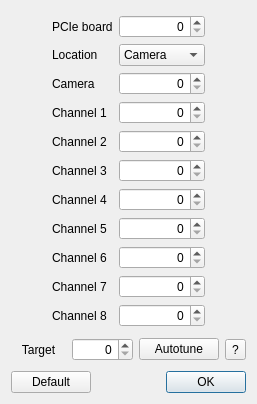
First picture: the form in escam/dialogdac.ui, repository Entwicklungsburo-Stresing/EBST_CAM, before the edit.
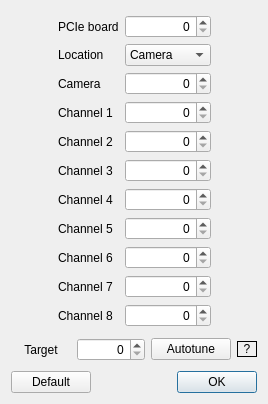
Second picture: the form after the edit.

Commit message:
Update Autotune feature
Autotune feature now breaks out of the while loop correctly when every channel reached the target value

The edit to the form file:
```diff
--- a/escam/dialogdac.ui
+++ b/escam/dialogdac.ui
@@ -6,7 +6,7 @@
    <rect>
     <x>0</x>
     <y>0</y>
-    <width>257</width>
+    <width>268</width>
     <height>404</height>
    </rect>
   </property>
@@ -259,12 +259,30 @@
     <layout class="QHBoxLayout" name="horizontalLayoutAutotune">
      <item>
       <widget class="QLabel" name="labelTarget">
+       <property name="sizePolicy">
+        <sizepolicy hsizetype="Maximum" vsizetype="Preferred">
+         <horstretch>0</horstretch>
+         <verstretch>0</verstretch>
+        </sizepolicy>
+       </property>
+       <property name="minimumSize">
+        <size>
+         <width>60</width>
+         <height>0</height>
+        </size>
+       </property>
        <property name="text">
         <string>Target</string>
        </property>
        <property name="alignment">
         <set>Qt::AlignCenter</set>
        </property>
+       <property name="margin">
+        <number>0</number>
+       </property>
+       <property name="indent">
+        <number>-1</number>
+       </property>
       </widget>
      </item>
      <item>
@@ -285,10 +303,40 @@
       </widget>
      </item>
      <item>
-      <widget class="QToolButton" name="toolButton">
+      <widget class="QLabel" name="label">
+       <property name="sizePolicy">
+        <sizepolicy hsizetype="Maximum" vsizetype="Maximum">
+         <horstretch>0</horstretch>
+         <verstretch>0</verstretch>
+        </sizepolicy>
+       </property>
+       <property name="minimumSize">
+        <size>
+         <width>20</width>
+         <height>0</height>
+        </size>
+       </property>
+       <property name="toolTip">
+        <string>&lt;html&gt;&lt;head/&gt;&lt;body&gt;&lt;p&gt;&lt;span style=&quot; font-weight:700;&quot;&gt;Ensure no measurement is in progress, the sensor is not exposed to light, and settings are correctly configured. Remember to select your target before clicking on autotune for optimal results.&lt;/span&gt;&lt;/p&gt;&lt;/body&gt;&lt;/html&gt;</string>
+       </property>
+       <property name="frameShape">
+        <enum>QFrame::Box</enum>
+       </property>
        <property name="text">
         <string>?</string>
        </property>
+       <property name="alignment">
+        <set>Qt::AlignCenter</set>
+       </property>
+       <property name="wordWrap">
+        <bool>true</bool>
+       </property>
+       <property name="margin">
+        <number>0</number>
+       </property>
+       <property name="indent">
+        <number>-1</number>
+       </property>
       </widget>
      </item>
     </layout>
```
The commit also changes 2 other files.
